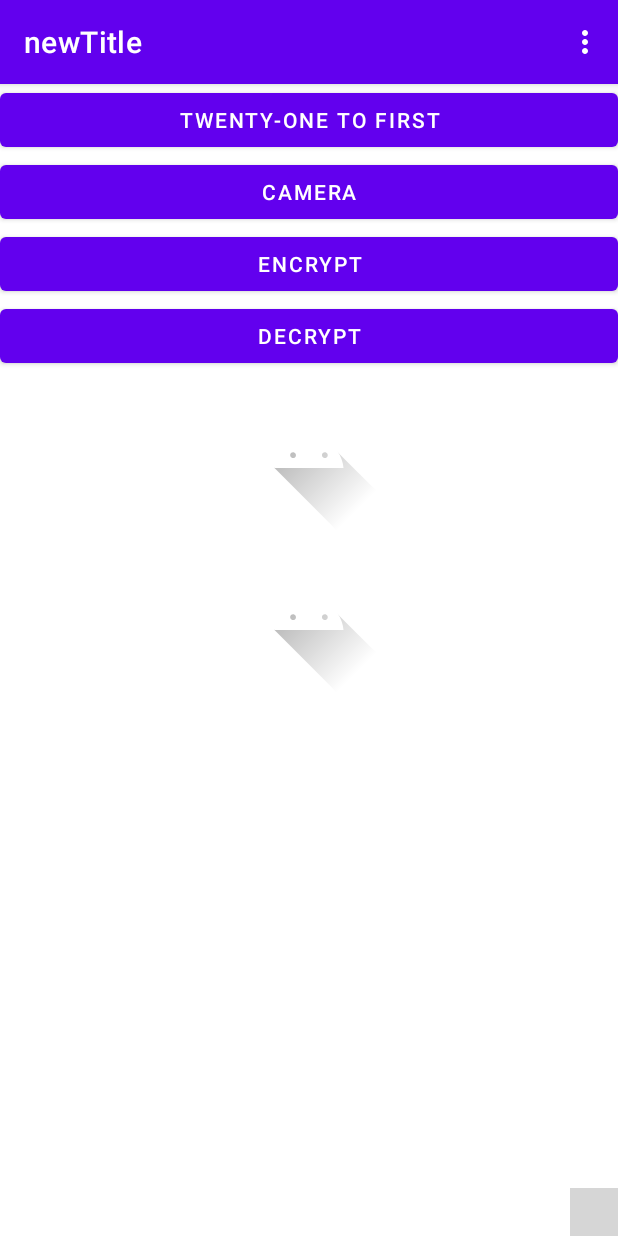
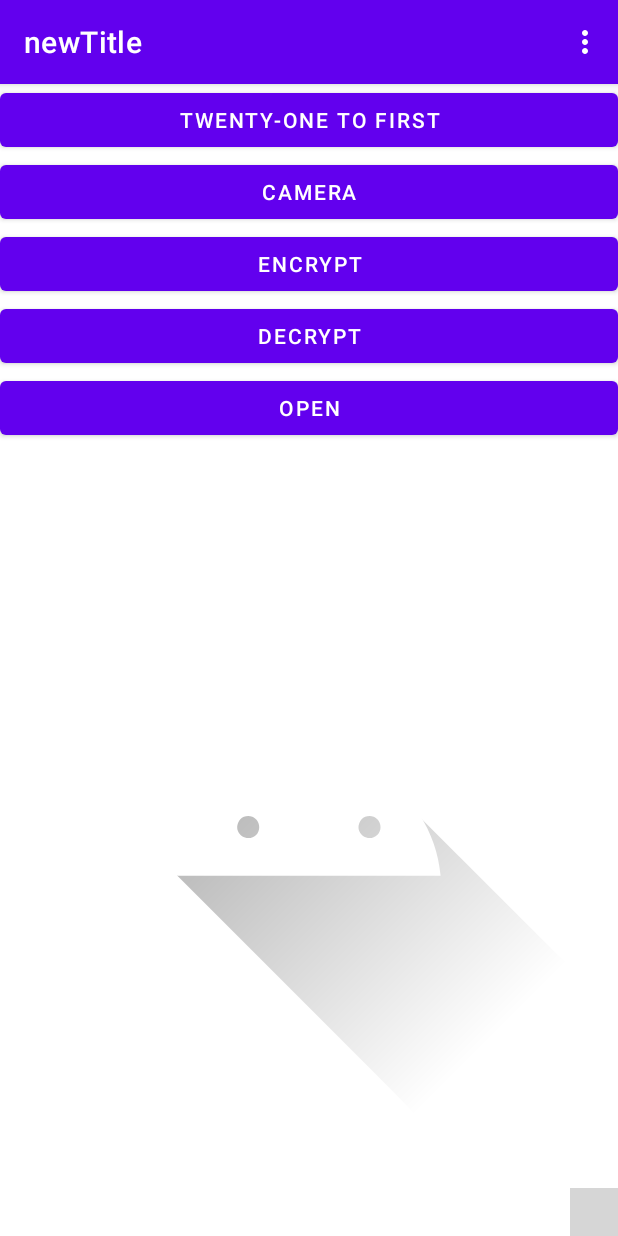
Before and after one commit to HitomiHoshi/testingandroidjava, an Android app: the screen it shows after launch (MainActivity), after a tap on "DECRYPT", on a phone screen of 412 x 824 dp. Run offline under Robolectric (Android 15) with nearby library versions, the phone set to English and light mode, and no system bars; libraries missing offline, so code that uses them is left out: com.leinardi.android; plain views replace SpeedDialView; pictures from the network do not load; 3 statements that could not run were skipped; 2 other taps on this screen came first; grey boxes are pictures that could not be loaded.

Commit message:
testing camera output

```diff
--- a/app/src/main/java/com/example/testingandroidjava/activity/StringEncodeImageFragment.java
+++ b/app/src/main/java/com/example/testingandroidjava/activity/StringEncodeImageFragment.java
@@ -27,22 +27,25 @@ import androidx.core.content.FileProvider;
 import androidx.fragment.app.Fragment;
 import androidx.navigation.fragment.NavHostFragment;
 
+import com.example.testingandroidjava.BuildConfig;
 import com.example.testingandroidjava.R;
 import com.example.testingandroidjava.databinding.FragmentStringEncodeImageBinding;
 
 import java.io.ByteArrayOutputStream;
 import java.io.File;
+import java.nio.ByteBuffer;
+import java.util.Arrays;
 
 public class StringEncodeImageFragment extends Fragment {
 
     private FragmentStringEncodeImageBinding binding;
 
-    Button cameraButton, encodeImageButton, decodeImageButton;
+    Button cameraButton, encodeImageButton, decodeImageButton, showImageButton;
     ImageView cameraImageView, decodeImageView;
     TextView stringText;
-
-    String imageString;
-    Bitmap photo;
+    Uri imageUri;
+    String imageString, filename;
+    Bitmap photo, decodePhoto;
 
     ActivityResultLauncher<Intent> activityResultCamera;
 
@@ -62,8 +65,10 @@ public class StringEncodeImageFragment extends Fragment {
         encodeImageButton = binding.buttonEncode;
         decodeImageButton = binding.buttonDecode;
         cameraImageView = binding.cameraView;
+        decodeImageView = binding.imageView2;
         stringText = binding.encodeString;
         cameraButton = binding.capture;
+        showImageButton = binding.buttonShown;
 
         activityResultCamera = registerForActivityResult(new ActivityResultContracts.StartActivityForResult(), new ActivityResultCallback<ActivityResult>() {
             @Override
@@ -82,7 +87,13 @@ public class StringEncodeImageFragment extends Fragment {
 
                     assert data != null;
                     photo = (Bitmap) data.getExtras().get("data");
-                    cameraImageView.setImageBitmap(photo);
+//                    cameraImageView.setImageURI(imageUri);
+//                    stringText.setText((CharSequence) imageUri);
+//                    cameraImageView.setImageBitmap(photo);
+                    cameraImageView.setImageURI(uri);
+
+                    cameraImageView.setScaleType(ImageView.ScaleType.FIT_END);
+
 //                    Bitmap resizedbitmap1 = Bitmap.createBitmap(photo, 0,0,105, 120);
 //                    decryptImage.setImageBitmap(resizedbitmap1);
 //
@@ -92,7 +103,6 @@ public class StringEncodeImageFragment extends Fragment {
 
                 } else if (result.getResultCode() == Activity.RESULT_CANCELED) {
                     Toast.makeText(getActivity(), "Canceled", Toast.LENGTH_SHORT).show();
-
                 }
             }
         });
@@ -101,6 +111,11 @@ public class StringEncodeImageFragment extends Fragment {
             @Override
             public void onClick(View v) {
                 Intent cInt = new Intent(MediaStore.ACTION_IMAGE_CAPTURE);
+                filename = "MyPhoto.jpg";
+                File file = new File(Environment.getExternalStorageDirectory(), filename);
+                imageUri = FileProvider.getUriForFile(requireContext(), requireContext().getPackageName() + ".provider", file);
+                cInt.putExtra(MediaStore.EXTRA_OUTPUT, imageUri);
+
                 activityResultCamera.launch(cInt);
             }
         });
@@ -117,8 +132,16 @@ public class StringEncodeImageFragment extends Fragment {
             @Override
             public void onClick(View v) {
 
-                Bitmap testing = BitmapImage(imageString);
+                decodePhoto = BitmapImage(imageString);
 
+            }
+        });
+
+        showImageButton.setOnClickListener(new View.OnClickListener() {
+            @Override
+            public void onClick(View v) {
+                // set bitmap on imageView
+                decodeImageView.setImageBitmap(decodePhoto);
             }
         });
 
@@ -137,14 +160,15 @@ public class StringEncodeImageFragment extends Fragment {
         bitmap.compress(Bitmap.CompressFormat.JPEG, 100, byteArrayOutputStream);
 
         byte[] imageByteArray = byteArrayOutputStream.toByteArray();
+        stringText.setText(Arrays.toString(imageByteArray));
         String encodeImage = Base64.encodeToString(imageByteArray, Base64.DEFAULT);
-        stringText.setText(encodeImage);
+//        stringText.setText(encodeImage);
 
         return encodeImage;
     }
 
     public Bitmap BitmapImage(String testing) {
-
+//        stringText.setText("hehe"+testing);
 //        String donwloadImage = jsonObject.getString("image");
 //        String encode = Base64.encodeToString(testing.getBytes(), Base64.DEFAULT);
 //        byte[] bytes = Base64.decode(encode, Base64.DEFAULT);
@@ -155,11 +179,17 @@ public class StringEncodeImageFragment extends Fragment {
 
         // decode base64 string
         byte[] bytes = Base64.decode(testing, Base64.DEFAULT);
+        stringText.setText("hehe" + Arrays.toString(bytes));
         // Initialize bitmap
-        Bitmap decodedBitmap= BitmapFactory.decodeByteArray(bytes,0,bytes.length);
-        // set bitmap on imageView
+        Bitmap decodedBitmap = BitmapFactory.decodeByteArray(bytes, 0, bytes.length);
+
+//        Bitmap bmp = Bitmap.createBitmap(100, 100, Bitmap.Config.ARGB_8888);
+//        ByteBuffer buffer = ByteBuffer.wrap(bytes);
+//        bmp.copyPixelsFromBuffer(buffer);
         decodeImageView.setImageBitmap(decodedBitmap);
+        decodeImageView.setScaleType(ImageView.ScaleType.CENTER_CROP);
 
         return decodedBitmap;
+//        return bmp;
     }
 }
--- a/app/src/main/res/layout/fragment_string_encode_image.xml
+++ b/app/src/main/res/layout/fragment_string_encode_image.xml
@@ -37,17 +37,23 @@
             android:layout_height="wrap_content"
             android:text="@string/decrypt" />
 
+        <Button
+            android:id="@+id/buttonShown"
+            android:layout_width="match_parent"
+            android:layout_height="wrap_content"
+            android:text="@string/open" />
+
         <ImageView
             android:id="@+id/cameraView"
             android:layout_width="match_parent"
-            android:layout_height="wrap_content"
+            android:layout_height="500dp"
             android:contentDescription="@string/encrypt"
             android:src="@drawable/ic_launcher_foreground" />
 
         <ImageView
             android:id="@+id/imageView2"
             android:layout_width="match_parent"
-            android:layout_height="wrap_content"
+            android:layout_height="200dp"
             android:contentDescription="@string/decrypt"
             android:src="@drawable/ic_launcher_foreground" />
 
```
